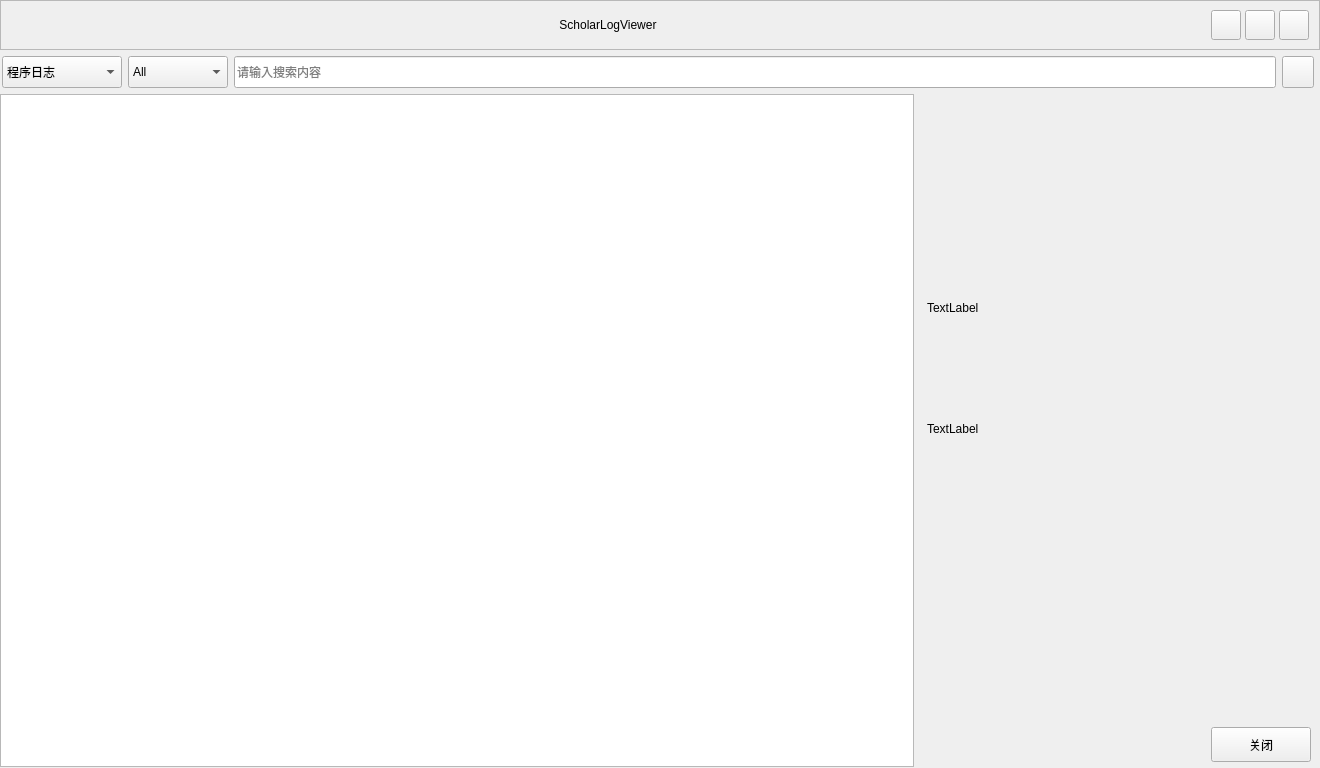
First picture: the form in scholarlogviewer.ui, repository fashion1840/ScholarLogViewer, before the edit.
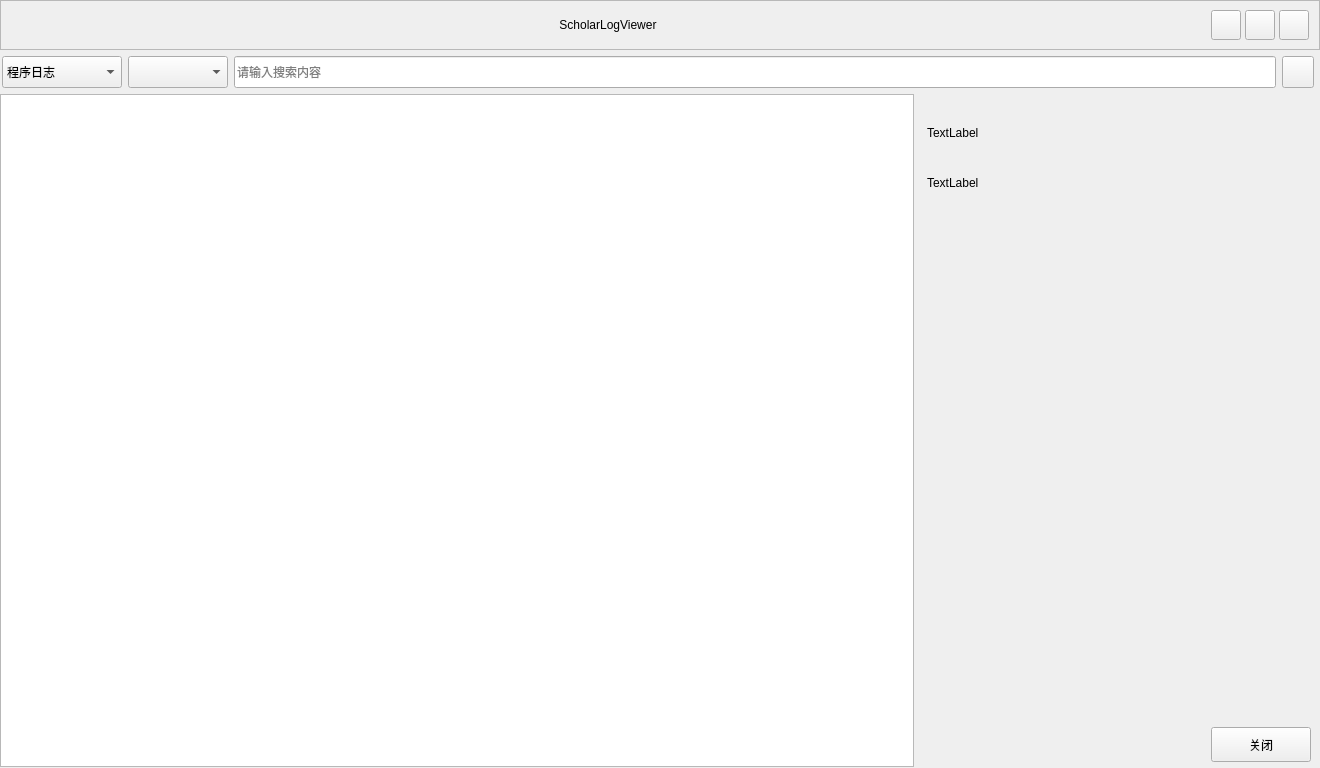
Second picture: the form after the edit. Icons and pictures are not drawn.

The edit to the form file:
```diff
--- a/scholarlogviewer.ui
+++ b/scholarlogviewer.ui
@@ -292,31 +292,6 @@
           <height>0</height>
          </size>
         </property>
-        <item>
-         <property name="text">
-          <string>All</string>
-         </property>
-        </item>
-        <item>
-         <property name="text">
-          <string>Debug</string>
-         </property>
-        </item>
-        <item>
-         <property name="text">
-          <string>Info</string>
-         </property>
-        </item>
-        <item>
-         <property name="text">
-          <string>Warning</string>
-         </property>
-        </item>
-        <item>
-         <property name="text">
-          <string>Error</string>
-         </property>
-        </item>
        </widget>
       </item>
       <item>
@@ -430,10 +405,13 @@
           <property name="orientation">
            <enum>Qt::Vertical</enum>
           </property>
+          <property name="sizeType">
+           <enum>QSizePolicy::Fixed</enum>
+          </property>
           <property name="sizeHint" stdset="0">
            <size>
             <width>20</width>
-            <height>40</height>
+            <height>20</height>
            </size>
           </property>
          </spacer>
@@ -454,6 +432,22 @@
           </property>
          </widget>
         </item>
+        <item>
+         <spacer name="verticalSpacer">
+          <property name="orientation">
+           <enum>Qt::Vertical</enum>
+          </property>
+          <property name="sizeType">
+           <enum>QSizePolicy::Fixed</enum>
+          </property>
+          <property name="sizeHint" stdset="0">
+           <size>
+            <width>20</width>
+            <height>20</height>
+           </size>
+          </property>
+         </spacer>
+        </item>
         <item>
          <widget class="QLabel" name="itemContent">
           <property name="sizePolicy">
@@ -469,10 +463,7 @@
            <string>TextLabel</string>
           </property>
           <property name="alignment">
-           <set>Qt::AlignLeading|Qt::AlignLeft|Qt::AlignVCenter</set>
-          </property>
-          <property name="wordWrap">
-           <bool>true</bool>
+           <set>Qt::AlignLeading|Qt::AlignLeft|Qt::AlignTop</set>
           </property>
           <property name="wordWrap">
            <bool>true</bool>
```
